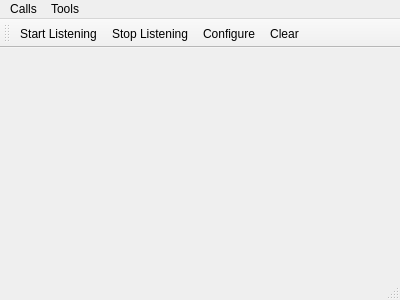
First picture: the form in src/mainwindow.ui, repository majorx234/qtjack_midi_debugger, before the edit.
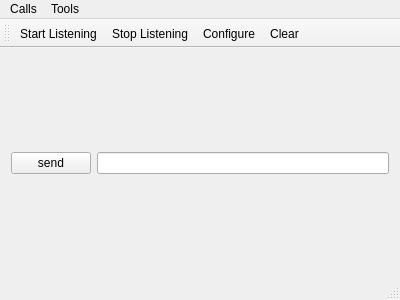
Second picture: the form after the edit. Icons and pictures are not drawn.

Commit message: Add ui element and midi out port to send Midi msgs

```diff
--- a/src/mainwindow.ui
+++ b/src/mainwindow.ui
@@ -14,7 +14,26 @@
    <string>QtJack Midi Debugger</string>
   </property>
   <widget class="QWidget" name="centralWidget">
-   <layout class="QVBoxLayout" name="verticalLayout"/>
+   <layout class="QVBoxLayout" name="verticalLayout">
+    <item>
+     <layout class="QVBoxLayout" name="centralVerticalLayout">
+      <item>
+       <layout class="QHBoxLayout" name="horizontalLayout">
+        <item>
+         <widget class="QPushButton" name="sendButton">
+          <property name="text">
+           <string>send</string>
+          </property>
+         </widget>
+        </item>
+        <item>
+         <widget class="QLineEdit" name="sendInput"/>
+        </item>
+       </layout>
+      </item>
+     </layout>
+    </item>
+   </layout>
   </widget>
   <widget class="QMenuBar" name="menuBar">
    <property name="geometry">
```
Left out of the diff: 2 changed lines with no effect on the pictures. The commit also changes 2 other files.
